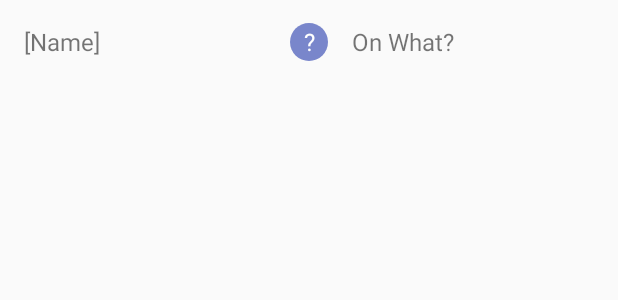
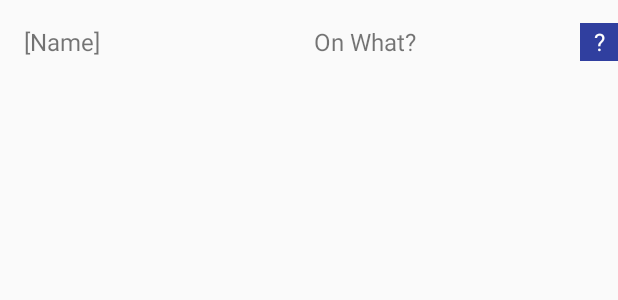
Before and after one commit to nebnitt/budget-for-android, an Android app: the layout budget_list_item.xml on its own in the app's theme, with its tools: preview values and no code run, on a phone screen of 412 x 824 dp. Shown: the top 300 px of the screen. Run offline under Robolectric (Android 15) with nearby library versions, the phone set to English and light mode, and no system bars.

Commit message:
Some small UI adjustments.

```diff
--- a/app/src/main/java/com/example/android/budget/BudgetAdapter.java
+++ b/app/src/main/java/com/example/android/budget/BudgetAdapter.java
@@ -50,12 +50,14 @@ public class BudgetAdapter extends RecyclerView.Adapter<BudgetAdapter.BudgetView
 
         long id = mCursor.getLong(mCursor.getColumnIndex(BudgetContract.BudgetEntry._ID));
 
-        // Display the guest name
+        // Display the name
         holder.nameTextView.setText(name);
-        // Display the party count
-        holder.dollarTextView.setText(String.valueOf(dollarsSpent));
         // Display spent on what
         holder.spentOnTextView.setText(spentOn);
+        // Display the dollars spent
+        String dollarsWithDollarSign = "$"+String.valueOf(dollarsSpent);
+        holder.dollarTextView.setText(dollarsWithDollarSign);
+
 
 //        holder.itemView.setTag(mLastAddedGuestId);
         holder.itemView.setTag(id);
--- a/app/src/main/java/com/example/android/budget/data/BudgetDbHelper.java
+++ b/app/src/main/java/com/example/android/budget/data/BudgetDbHelper.java
@@ -11,7 +11,7 @@ public class BudgetDbHelper extends SQLiteOpenHelper {
     private static final String DATABASE_NAME = "budget.db";
 
     // If you change the database schema, you must increment the database version
-    private static final int DATABASE_VERSION = 1;
+    private static final int DATABASE_VERSION = 2;
 
     // Constructor
     public BudgetDbHelper(Context context) {
--- a/app/src/main/res/drawable/circle.xml
+++ b/app/src/main/res/drawable/square.xml
@@ -1,6 +1,6 @@
 <?xml version="1.0" encoding="utf-8"?>
 <shape xmlns:android="http://schemas.android.com/apk/res/android"
-    android:shape="oval">
-    <solid android:color="@color/colorPrimaryLight" />
+    android:shape="rectangle">
+    <solid android:color="@color/colorPrimaryDark" />
 
 </shape>
--- a/app/src/main/res/layout/budget_list_item.xml
+++ b/app/src/main/res/layout/budget_list_item.xml
@@ -16,27 +16,25 @@
         android:text="@string/default_name"/>
 
     <TextView
-        android:id="@+id/dollars_text_view"
-        android:layout_width="25dp"
-        android:layout_height="25dp"
-        android:layout_gravity="center"
-        android:background="@drawable/circle"
-        android:fontFamily="sans-serif"
-        android:gravity="center"
-        android:textColor="@android:color/white"
-        android:textSize="16sp"
-        android:text="@string/default_dollars"/>
-
-    <TextView
         android:id="@+id/spent_on_text_view"
         android:layout_width="0dp"
         android:layout_height="wrap_content"
         android:layout_marginLeft="16dp"
         android:layout_weight="1"
         android:fontFamily="sans-serif"
-        android:textSize="16sp"
-        android:text="@string/default_spent_on"/>
+        android:text="@string/default_spent_on"
+        android:textSize="16sp" />
 
-
+    <TextView
+        android:id="@+id/dollars_text_view"
+        android:layout_width="25dp"
+        android:layout_height="25dp"
+        android:layout_gravity="center"
+        android:background="@drawable/square"
+        android:fontFamily="sans-serif"
+        android:gravity="center"
+        android:text="@string/default_dollars"
+        android:textColor="@android:color/white"
+        android:textSize="16sp" />
 
 </LinearLayout>
```
